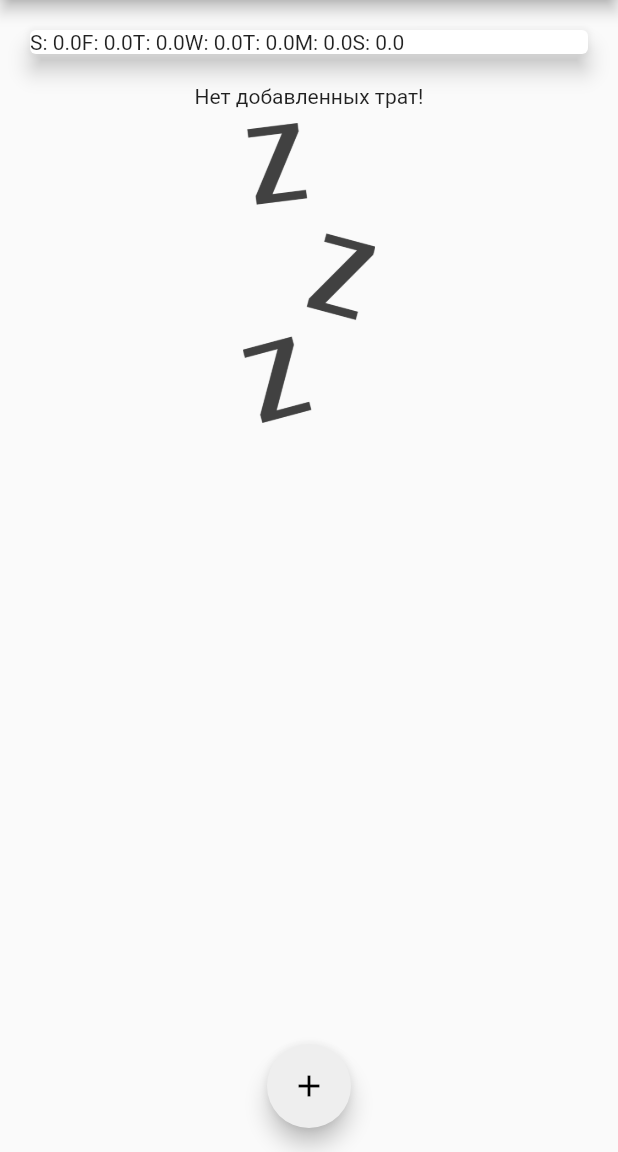
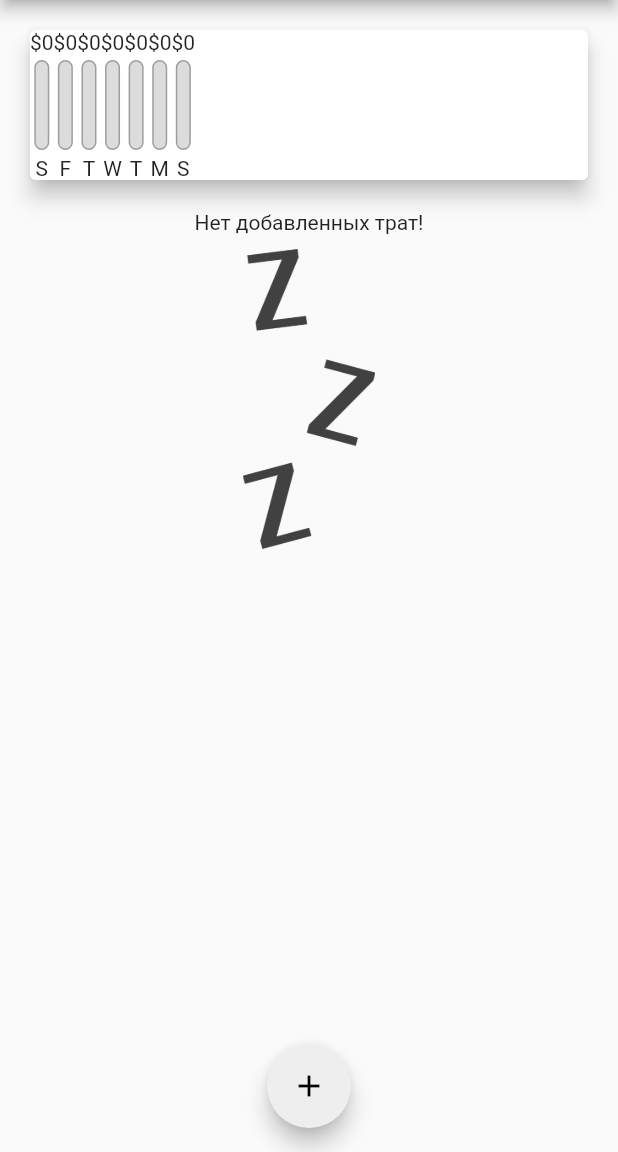
Before and after one commit to VladKodletov/my_expenses, a Flutter app: the screen it shows after launch, on a phone screen of 412 x 824 dp, the part 84-1236 px from its top. Run offline on Flutter 3.47's test engine with Material 2 defaults, Android fonts, the phone set to English and light mode, and no system bars.

Commit message:
add UI chartbar

```diff
--- a/lib/widgets/chart.dart
+++ b/lib/widgets/chart.dart
@@ -1,4 +1,5 @@
 import 'package:flutter/material.dart';
+import '../widgets/chart_bar.dart';
 import '../models/transaction.dart';
 import 'package:intl/intl.dart';
 
@@ -32,6 +33,12 @@ class Chart extends StatelessWidget {
     });
   }
 
+  double get totalSpending {
+    return groupedTransactionValues.fold(0.0, (sum, item) {
+      return sum + (item['amount'] as num);
+    });
+  }
+
   @override
   Widget build(BuildContext context) {
     print(groupedTransactionValues);
@@ -40,7 +47,11 @@ class Chart extends StatelessWidget {
       margin: EdgeInsets.all(20),
       child: Row(
         children: groupedTransactionValues.map((data) {
-          return Text('${data['day']}: ${data['amount']}');
+          return ChartBar(
+            (data['day'] as String),
+            (data['amount'] as double),
+            totalSpending == 0 ? 0 : (data['amount'] as double) / totalSpending,
+          );
         }).toList(),
       ),
     );
--- a/lib/widgets/chart_bar.dart
+++ b/lib/widgets/chart_bar.dart
@@ -13,6 +13,7 @@ class ChartBar extends StatelessWidget {
   @override
   Widget build(BuildContext context) {
     return Column(
+
       children: [
         Text('\$${spendingAmount.toStringAsFixed(0)}'),
         SizedBox(
```
